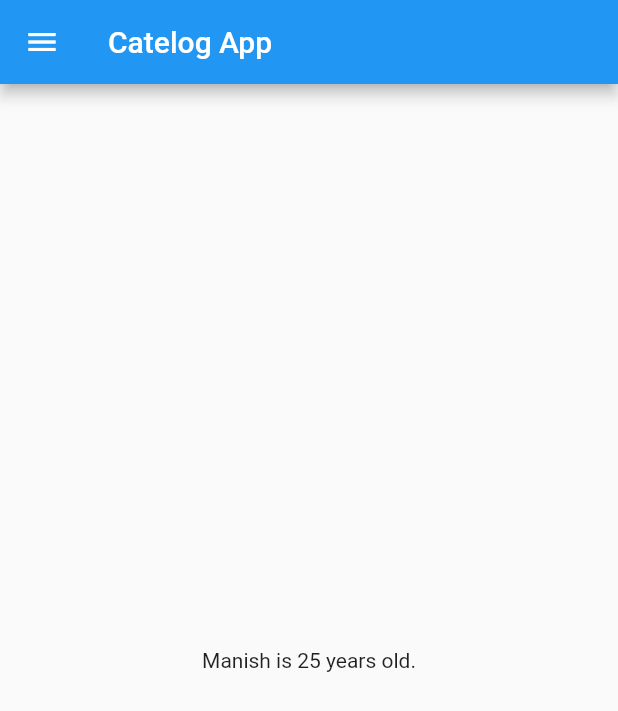
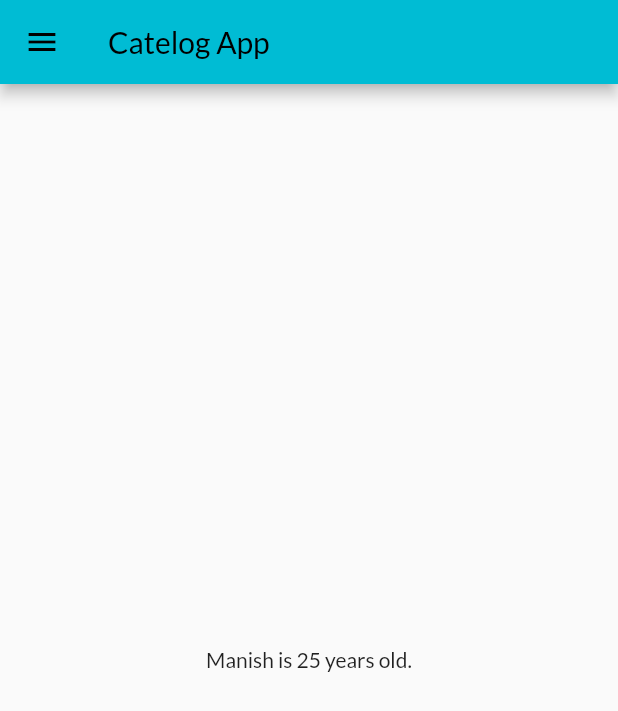
Before and after one commit to web-pirate/Flutter-Learning, a Flutter app: the screen it shows after launch, on a phone screen of 412 x 824 dp. Shown: the top 711 px of the screen. Run offline on Flutter 3.47's test engine with Material 2 defaults, Android fonts, the phone set to English and light mode, and no system bars; our stand-ins replace google_fonts.

Commit message:
day 2 signinOFF

```diff
--- a/lib/main.dart
+++ b/lib/main.dart
@@ -1,5 +1,8 @@
 import 'package:flutter/material.dart';
-import 'package:flutter_application_1/home_page.dart';
+import 'package:flutter_application_1/pages/home_page.dart';
+import 'pages/home_page.dart';
+import 'pages/login_page.dart';
+import 'package:google_fonts/google_fonts.dart';
 
 void main() {
   runApp(MyApp());
@@ -10,10 +13,21 @@ class MyApp extends StatelessWidget {
 
   @override
   Widget build(BuildContext context) {
-
-
     return MaterialApp(
-      home: HomePage(),
+      themeMode: ThemeMode.light,
+      theme: ThemeData(
+        primarySwatch: Colors.cyan,
+        fontFamily: GoogleFonts.lato().fontFamily,
+        // primaryTextTheme: GoogleFonts.latoTextTheme(),
+      ),
+      darkTheme: ThemeData(brightness: Brightness.dark),
+      // home: HomePage(),
+      initialRoute: "/home",
+      routes: {
+        "/": (context) => LoginPage(),
+        "/home": (context) => HomePage(),
+        "/login": (context) => LoginPage(),
+      },
     );
   }
 }
```
Also changed, not shown: lib/pages/login_page.dart (added, +58 -0 lines), pubspec.yaml (+4 -5 lines), assets/Images/log.png (added), assets/Images/login_images.svg (added), lib/pages/home_page.dart (renamed from lib/home_page.dart), pubspec.lock, 1 other file.
